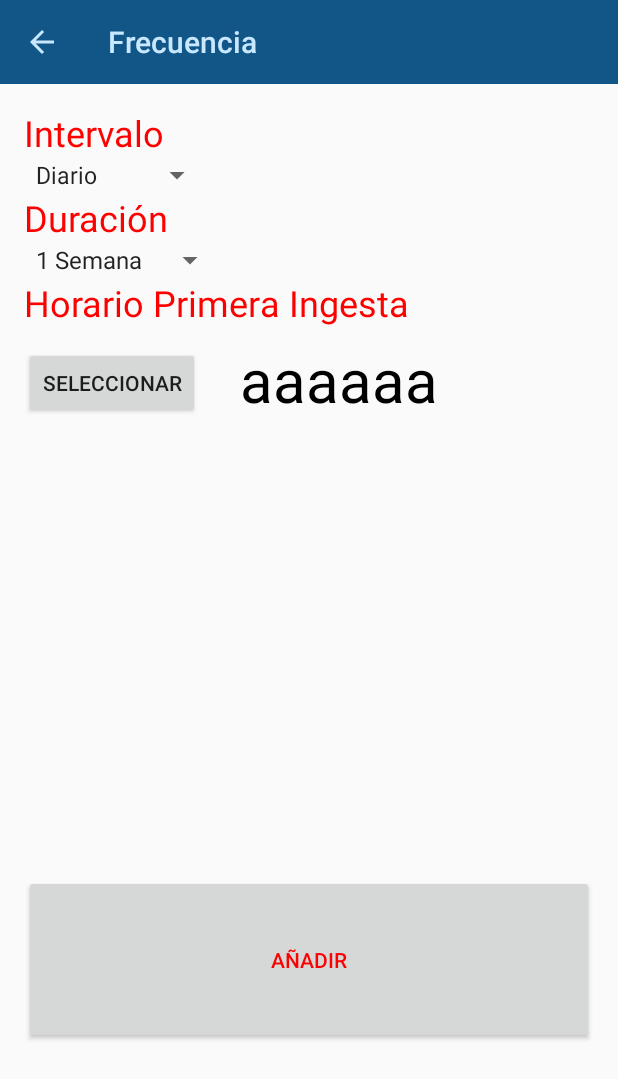
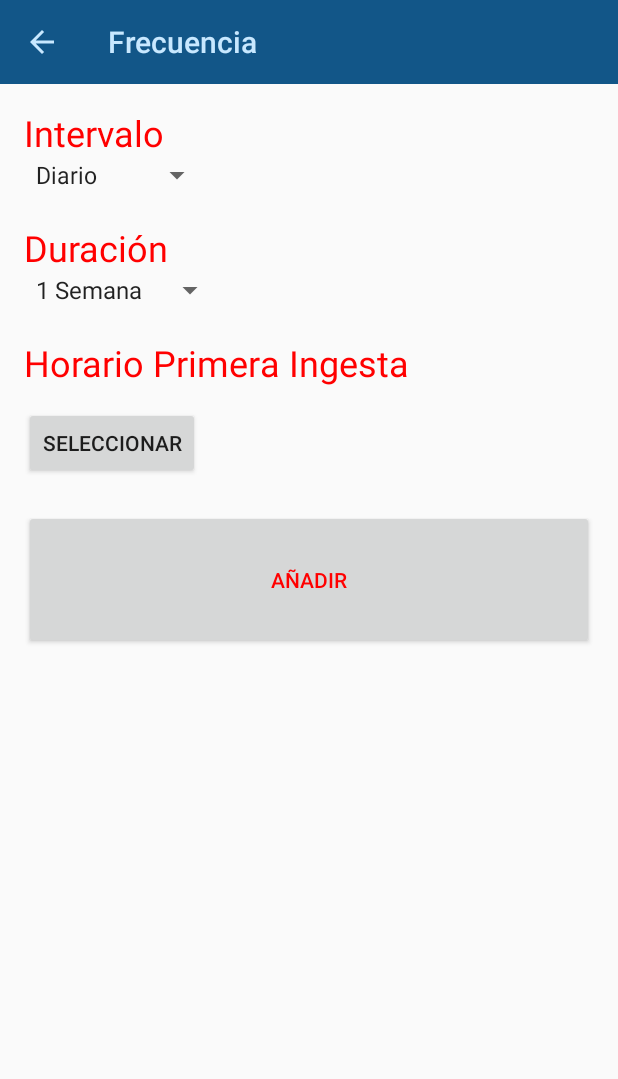
Before and after one commit to mikel240/MedicamentosApp, an Android app: the FrecuenciaActivity screen opened directly, with no data from a screen before it, on a phone screen of 412 x 824 dp. Shown: the top 1079 px of the screen. Run offline under Robolectric (Android 15) with nearby library versions, the light colour scheme and no system bars.

Commit message:
Form Frecuencia

```diff
--- a/app/src/main/java/com/example/atmosfera/medicamentosapp/AddFormActivity.java
+++ b/app/src/main/java/com/example/atmosfera/medicamentosapp/AddFormActivity.java
@@ -9,6 +9,8 @@ import android.view.MenuItem;
 import android.view.View;
 import android.widget.ArrayAdapter;
 import android.widget.Spinner;
+import android.widget.TextView;
+import android.widget.Toast;
 
 import com.example.atmosfera.medicamentosapp.adapters.ViewPagerAdapter;
 import com.example.atmosfera.medicamentosapp.fragments.DashboardFragment;
@@ -39,6 +41,7 @@ public class AddFormActivity extends AppCompatActivity {
         viewPager = (ViewPager) findViewById(R.id.viewpager);
         setupViewPager(viewPager);
 
+        //Precargar Spinner
         setupSpinnerVia();
     }
 
@@ -73,8 +76,13 @@ public class AddFormActivity extends AppCompatActivity {
     }
 
     public void openFrecuenciaActivity(View v){
-        Intent in = new Intent(this, FrecuenciaActivity.class);
-        startActivity(in);
+        TextView textName = (TextView) findViewById(R.id.name);
+        if(textName.length() != 0){
+            Intent in = new Intent(this, FrecuenciaActivity.class);
+            startActivity(in);
+        }
+        else
+            Toast.makeText(AddFormActivity.this,getResources().getString(R.string.campo_name_vacio),Toast.LENGTH_LONG).show();
     }
 
 }
--- a/app/src/main/java/com/example/atmosfera/medicamentosapp/FrecuenciaActivity.java
+++ b/app/src/main/java/com/example/atmosfera/medicamentosapp/FrecuenciaActivity.java
@@ -35,13 +35,11 @@ public class FrecuenciaActivity extends AppCompatActivity {
         getSupportActionBar().setDisplayShowHomeEnabled(true);
 
         //TimePicker
+        textHora = (TextView) findViewById(R.id.text_hora);
         showTimePickerDialog();
-        textHora = (TextView) findViewById(R.id.text_hora);
 
         //cargar Spinners
         setupSpinners();
-
-
     }
 
     @Override
@@ -103,4 +101,11 @@ public class FrecuenciaActivity extends AppCompatActivity {
         spinner2.setAdapter(adapter2);
     }
 
+    public void anyadirMedicamento(View v) {
+        if (textHora.length() != 0) {
+            //Añadir medicamento
+        } else
+            Toast.makeText(FrecuenciaActivity.this,getResources().getString(R.string.campo_selecc_hora_vacio),Toast.LENGTH_LONG).show();
+    }
+
 }
--- a/app/src/main/res/layout/activity_frecuencia.xml
+++ b/app/src/main/res/layout/activity_frecuencia.xml
@@ -33,6 +33,7 @@
             android:layout_height="wrap_content"
             android:layout_alignParentLeft="true"
             android:layout_alignParentStart="true"
+            android:layout_marginBottom="30px"
             android:orientation="vertical">
 
             <TextView
@@ -49,7 +50,7 @@
                 android:id="@+id/spinner_intervalo"
                 android:layout_width="wrap_content"
                 android:layout_height="wrap_content"
-                android:spinnerMode="dialog"/>
+                android:spinnerMode="dialog" />
 
         </LinearLayout>
 
@@ -58,6 +59,7 @@
             android:layout_width="match_parent"
             android:layout_height="wrap_content"
             android:layout_below="@+id/linearLayout1"
+            android:layout_marginBottom="30px"
             android:orientation="vertical">
             >
 
@@ -78,14 +80,15 @@
                 android:layout_alignParentLeft="true"
                 android:layout_alignParentStart="true"
                 android:layout_below="@+id/linearLayout1"
-                android:spinnerMode="dialog"/>
+                android:spinnerMode="dialog" />
         </LinearLayout>
 
         <LinearLayout
+            android:id="@+id/linearLayout3"
             android:layout_width="match_parent"
             android:layout_height="wrap_content"
-            android:layout_above="@+id/buttonDone"
             android:layout_below="@+id/linearLayout2"
+            android:layout_marginBottom="30px"
             android:orientation="vertical">
 
             <TextView
@@ -109,35 +112,37 @@
                     android:id="@+id/button_selec"
                     android:layout_width="wrap_content"
                     android:layout_height="wrap_content"
-                    android:text="@string/btn_seleccionar_horario"
                     android:layout_marginEnd="40px"
-                    android:layout_marginRight="40px"/>
+                    android:layout_marginRight="40px"
+                    android:text="@string/btn_selecc" />
 
                 <TextView
                     android:id="@+id/text_hora"
                     android:layout_width="wrap_content"
                     android:layout_height="wrap_content"
                     android:layout_marginTop="12px"
-android:text="aaaaaa"
                     android:textAppearance="?android:attr/textAppearanceMedium"
-                    android:textSize="60px"
-                    android:textColor="#000000"/>
+                    android:textColor="#000000"
+                    android:textSize="60px" />
             </LinearLayout>
 
         </LinearLayout>
 
-        <Button
-            android:id="@+id/buttonDone"
+        <LinearLayout
             android:layout_width="match_parent"
             android:layout_height="wrap_content"
-            android:layout_alignParentBottom="true"
-            android:layout_alignParentLeft="true"
-            android:layout_alignParentStart="true"
-            android:layout_marginBottom="112dp"
-            android:padding="70px"
-            android:text="@string/btn_done"
-            android:textColor="#FF0000" />
+            android:layout_below="@+id/linearLayout3"
+            android:orientation="horizontal">
 
+            <Button
+                android:id="@+id/buttonDone"
+                android:layout_width="match_parent"
+                android:layout_height="wrap_content"
+                android:onClick="anyadirMedicamento"
+                android:padding="55px"
+                android:text="@string/btn_done"
+                android:textColor="#FF0000" />
+        </LinearLayout>
 
     </RelativeLayout>
 
--- a/app/src/main/res/values/strings.xml
+++ b/app/src/main/res/values/strings.xml
@@ -18,6 +18,8 @@
     <string name="text_viewpager">Apariencia</string>
     <string name="frec_btn">Frecuencia</string>
     <string name="txt_via">Vía de administración</string>
+    <string name="campo_name_vacio">Introduzca el nombre del medicamento</string>
+
     <string-array name="vias_array">
         <item>Intramuscular</item>
         <item>Sublingual</item>
@@ -34,7 +36,8 @@
     <string name="intervalo_txt">Intervalo</string>
     <string name="duracion_txt">Duración</string>
     <string name="horario_txt">Horario Primera Ingesta</string>
-    <string name="btn_seleccionar_horario">Seleccionar</string>
+    <string name="btn_selecc">Seleccionar</string>
+    <string name="campo_selecc_hora_vacio">Introduzca la hora de la primera ingesta</string>
 
     <string-array name="intervalos_array">
         <item>Diario</item>
```
